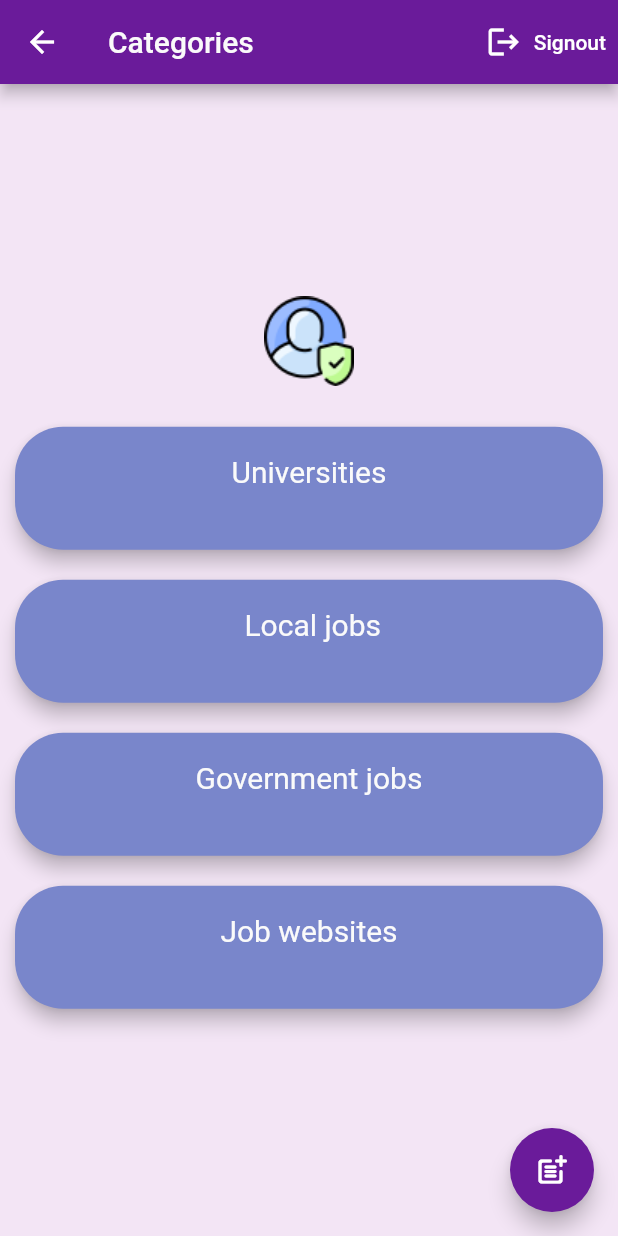
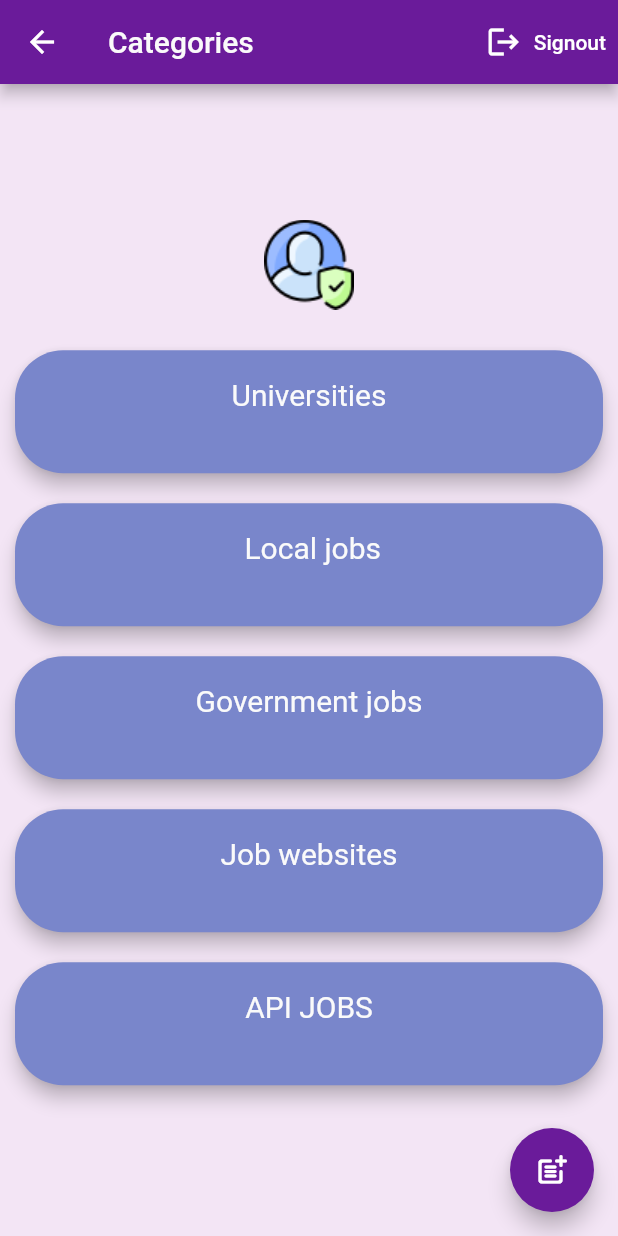
Before and after one commit to Oloow22/horizonAppFlutter, a Flutter app: the Options screen opened directly, on a phone screen of 412 x 824 dp. Run offline on Flutter 3.47's test engine with Material 2 defaults, Android fonts, the phone set to English and light mode, and no system bars; our stand-ins replace cloud_firestore, firebase_auth, firebase_core, google_fonts; missing offline and left inert: dart:html; accounts and stored records are empty; Roboto replaces fonts that are missing (Acme).

Commit message:
Minor tweaks

```diff
--- a/lib/main.dart
+++ b/lib/main.dart
@@ -1,5 +1,6 @@
 import 'package:flutter/material.dart';
 import 'package:practice/add_jobs.dart';
+import 'package:practice/apijobs.dart';
 import 'package:practice/govt_jobs.dart';
 import 'package:practice/homepage.dart';
 import 'package:practice/jobcompanies.dart';
@@ -96,7 +97,7 @@ class Homepage extends StatelessWidget {
                     onPressed: () {
                       Navigator.of(context).push(
                           MaterialPageRoute(builder: (BuildContext context) {
-                        return Login(); // change it to login later !
+                        return APIjobs(); // change it to login later !
                       }));
                     },
                     child: Text(
--- a/lib/options.dart
+++ b/lib/options.dart
@@ -4,6 +4,7 @@ import 'dart:io';
 import 'package:flutter/material.dart';
 import 'package:google_fonts/google_fonts.dart';
 import 'package:practice/add_jobs.dart';
+import 'package:practice/apijobs.dart';
 import 'package:practice/govt_jobs.dart';
 import 'package:practice/homepage.dart';
 import 'package:practice/jobcompanies.dart';
@@ -135,6 +136,34 @@ class _OptionsState extends State<Options> {
                 },
               ),
             ),
+
+            Card(
+              shape: RoundedRectangleBorder(
+                  borderRadius: BorderRadius.circular(32.0)),
+              color: Colors.indigo.shade300,
+              elevation: 5,
+              margin: EdgeInsets.all(10),
+              child: ListTile(
+                contentPadding:
+                    EdgeInsets.symmetric(horizontal: 10, vertical: 5),
+                title: Center(
+                  child: Text(
+                    'API JOBS',
+                    style: GoogleFonts.acme(
+                      color: Colors.grey.shade50,
+                      fontSize: 20,
+                      fontStyle: FontStyle.normal
+                    ),
+                    ),
+                ),
+                subtitle: Text(''),
+                onTap: () {
+                  Navigator.of(context)
+                      .push(MaterialPageRoute(builder: (context) => APIjobs()));
+                },
+              ),
+            ),
+
           ]),
         ),
       ),
```
Also changed, not shown: lib/apijobs.dart (added, +18 -0 lines), lib/post.dart (added), 1 other file.
